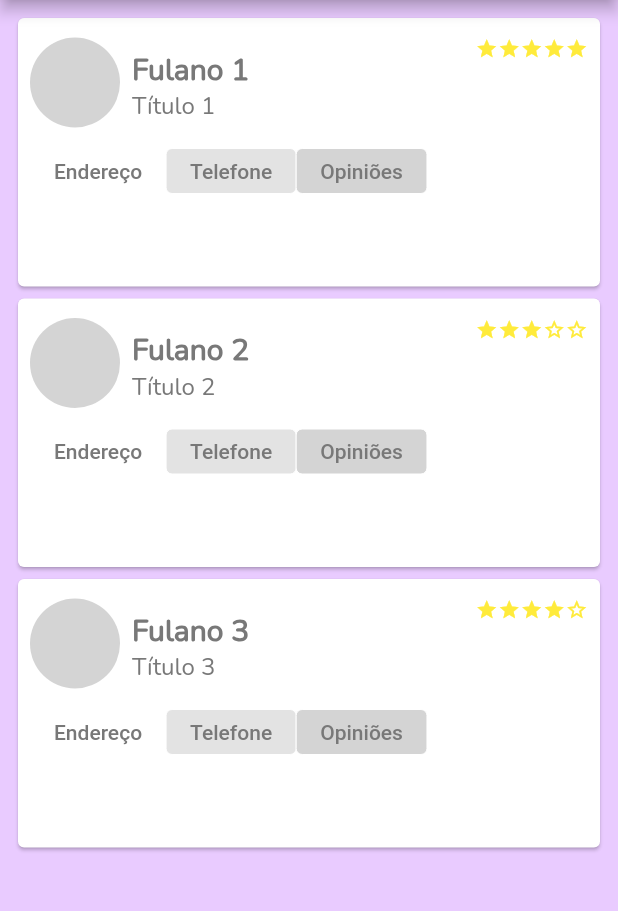
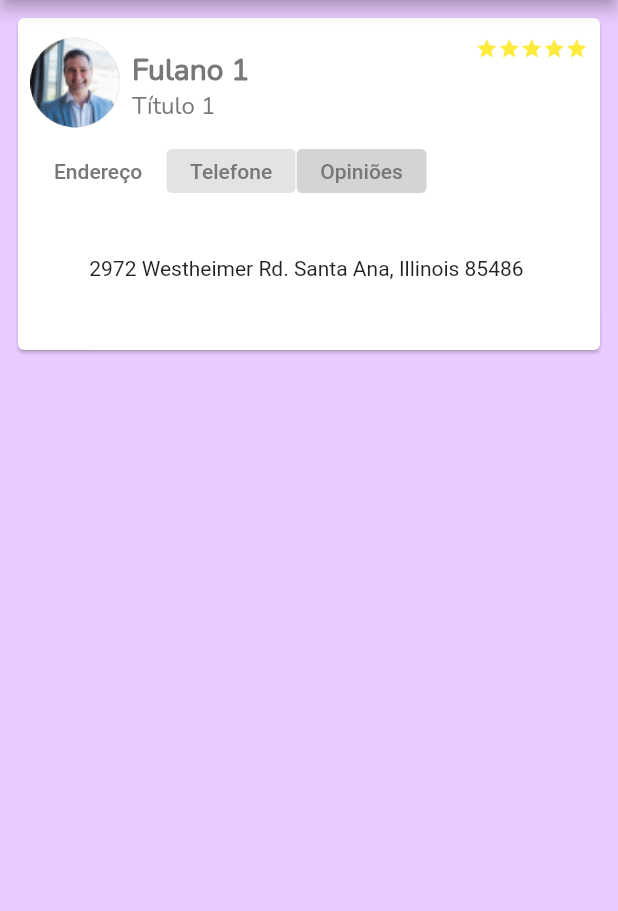
Before and after one commit to resilvajr1610/KeepCare, a Flutter app: the Professionals screen opened by its route, on a phone screen of 412 x 824 dp, the part 84-995 px from its top. Run offline on Flutter 3.47's test engine with Material 2 defaults, Android fonts, the light colour scheme and no system bars; our stand-ins replace brasil_fields, cloud_firestore, firebase_auth, firebase_core, font_awesome_flutter, google_sign_in and 1 more; missing offline and left inert: flutter_facebook_auth; accounts and stored records are empty.

Commit message:
Inserida as fotos e dados estáticas para testes do usuário, feito alguns ajustes de layout para testes.

```diff
--- a/lib/Model/RouteGenerator.dart
+++ b/lib/Model/RouteGenerator.dart
@@ -32,7 +32,7 @@ class RouteGenerator{
           );
         case "/favorites" :
           return MaterialPageRoute(
-              builder: (_) => Favorites()
+              builder: (_) => Favorites(args as Users)
           );
         case "/navigation" :
           return MaterialPageRoute(
--- /dev/null
+++ b/lib/Model/Users.dart
@@ -0,0 +1,47 @@
+class Users{
+
+  String _id = "";
+  String _email = "";
+  String _name = "";
+  String _title = "";
+  String _rating = "";
+  String _photo = "";
+
+  Users();
+
+  String get photo => _photo;
+
+  set photo(String value) {
+    _photo = value;
+  }
+
+  String get rating => _rating;
+
+  set rating(String value) {
+    _rating = value;
+  }
+
+  String get title => _title;
+
+  set title(String value) {
+    _title = value;
+  }
+
+  String get name => _name;
+
+  set name(String value) {
+    _name = value;
+  }
+
+  String get email => _email;
+
+  set email(String value) {
+    _email = value;
+  }
+
+  String get id => _id;
+
+  set id(String value) {
+    _id = value;
+  }
+}
--- a/lib/Model/export.dart
+++ b/lib/Model/export.dart
@@ -16,11 +16,13 @@ export '../Model/colors.dart';
 export '../Model/RouteGenerator.dart';
 export '../Model/SnackBarModel.dart';
 export '../Model/UserDetails.dart';
+export '../Model/Users.dart';
 
 export '../widget/Buttons.dart';
 export '../widget/inputRegister.dart';
 export '../widget/ListProfessionals.dart';
 export '../widget/WidgetFavorites.dart';
+export '../widget/CarrosselProfessionals.dart';
 
 export '../provider/google_sign_in.dart';
 export '../provider/signFacebook.dart';
--- a/lib/views/Professionals.dart
+++ b/lib/views/Professionals.dart
@@ -1,5 +1,3 @@
-import 'package:flutter/material.dart';
-
 import '../Model/export.dart';
 
 class Professionals extends StatefulWidget {
@@ -10,6 +8,14 @@ class Professionals extends StatefulWidget {
 }
 
 class _ProfessionalsState extends State<Professionals> {
+
+  bool _showAdrress=true;
+  bool _showFone=false;
+  bool _showOpinion=false;
+  Color? _colorAddress;
+  Color? _colorPhone;
+  Color? colorOpinion;
+
   @override
   Widget build(BuildContext context) {
     return Scaffold(
@@ -38,17 +44,47 @@ class _ProfessionalsState extends State<Professionals> {
               ListProfessional(
                 name: 'Fulano 1',
                 title: 'Título 1',
+                photo: "assets/imageProfile1.png",
+                address: "2972 Westheimer Rd. Santa Ana, Illinois 85486 ",
+                fone: "(303) 555-0105",
+                opinion: "Maria Nunes: Nulla Lorem mollit cupidatat irure. Laborum magna nulla duis ullamco cillum dolor. ",
                 rating: 5,
-              ),
-              ListProfessional(
-                name: 'Fulano 2',
-                title: 'Título 2',
-                rating: 3,
-              ),
-              ListProfessional(
-                name: 'Fulano 3',
-                title: 'Título 3',
-                rating: 4,
+                showAddress: _showAdrress,
+                colorAddress: _colorAddress??PaletteColor.white,
+                onPressedAddress: (){
+                  setState(() {
+                    _showAdrress= true;
+                    _showFone   = false;
+                    _showOpinion= false;
+                    _colorAddress = PaletteColor.white;
+                    _colorPhone = PaletteColor.greyLight;
+                    colorOpinion = PaletteColor.greyMedium;
+                  });
+                },
+                showPhone: _showFone,
+                colorPhone: _colorPhone??PaletteColor.greyLight,
+                onPressedPhone: (){
+                  setState(() {
+                    _showAdrress= false;
+                    _showFone   = true;
+                    _showOpinion= false;
+                    _colorAddress = PaletteColor.greyLight;
+                    _colorPhone = PaletteColor.white;
+                    colorOpinion = PaletteColor.greyMedium;
+                  });
+                },
+                showOpinion: _showOpinion,
+                colorOpinion: colorOpinion??PaletteColor.greyMedium,
+                onPressedOpinion: (){
+                  setState(() {
+                    _showAdrress= false;
+                    _showFone   = false;
+                    _showOpinion= true;
+                    _colorAddress = PaletteColor.greyLight;
+                    _colorPhone = PaletteColor.greyMedium;
+                    colorOpinion = PaletteColor.white;
+                  });
+                },
               ),
             ],
           ),
--- a/lib/views/Profile.dart
+++ b/lib/views/Profile.dart
@@ -91,7 +91,7 @@ class _ProfileState extends State<Profile> {
             InkWell(
               onTap: (){
                 final provider = Provider.of<GoogleSignInProvider>(context,listen:false);
-                provider.googleLogout().then((_) => Navigator.pushReplacementNamed(context, "/auth"));
+                provider.googleLogout().then((_) => Navigator.pushReplacementNamed(context, "/home"));
               },
               child: Padding(
                 padding: const EdgeInsets.all(8.0),
--- a/lib/widget/CarrosselProfessionals.dart
+++ b/lib/widget/CarrosselProfessionals.dart
@@ -6,11 +6,13 @@ class CarrosselProfessionals extends StatelessWidget {
 
   final String name;
   final String title;
+  final String photo;
   final dynamic onTap;
 
   CarrosselProfessionals({
     required this.name,
     required this.title,
+    required this.photo,
     required this.onTap,
   });
 
@@ -35,6 +37,7 @@ class CarrosselProfessionals extends StatelessWidget {
               Padding(
                 padding: const EdgeInsets.all(4.0),
                 child: CircleAvatar(
+                  backgroundImage: AssetImage(this.photo),
                   backgroundColor: PaletteColor.greyMedium,
                   radius: 25,
                 ),
--- a/lib/widget/ListProfessionals.dart
+++ b/lib/widget/ListProfessionals.dart
@@ -7,11 +7,37 @@ class ListProfessional extends StatelessWidget {
   final String name;
   final String title;
   final double rating;
+  final String photo;
+  final String address;
+  final String fone;
+  final String opinion;
+  final bool showAddress;
+  final bool showPhone;
+  final bool showOpinion;
+  final VoidCallback onPressedAddress;
+  final VoidCallback onPressedPhone;
+  final VoidCallback onPressedOpinion;
+  final Color colorAddress;
+  final Color colorPhone;
+  final Color colorOpinion;
 
   ListProfessional({
     required this.name,
     required this.title,
-    required this.rating
+    required this.rating,
+    required this.photo,
+    required this.address,
+    required this.fone,
+    required this.opinion,
+    required this.showAddress,
+    required this.showPhone,
+    required this.showOpinion,
+    required this.onPressedAddress,
+    required this.onPressedPhone,
+    required this.onPressedOpinion,
+    required this.colorAddress,
+    required this.colorPhone,
+    required this.colorOpinion,
 });
 
   @override
@@ -29,6 +55,7 @@ class ListProfessional extends StatelessWidget {
                       CircleAvatar(
                         backgroundColor: PaletteColor.greyMedium,
                         radius: 30,
+                        backgroundImage: AssetImage(this.photo),
                       ),
                       Padding(
                         padding: const EdgeInsets.all(8.0),
@@ -59,38 +86,56 @@ class ListProfessional extends StatelessWidget {
                       OutlinedButton(
                         style: ElevatedButton.styleFrom(
                             shadowColor: Colors.white,
-                            primary: Colors.white,
+                            primary: this.colorAddress,
                             minimumSize: Size(60, 30),
                             side: BorderSide(width: 0,color: Colors.white)
                         ),
-                        onPressed: (){},
+                        onPressed:this.onPressedAddress,
                         child: Text('Endereço',style: TextStyle(color: PaletteColor.grey,fontSize: 14)),
                       ),
                       OutlinedButton(
                         style: ElevatedButton.styleFrom(
                             shadowColor: Colors.white,
-                            primary: PaletteColor.greyLight,
+                            primary: this.colorPhone,
                             minimumSize: Size(60, 30),
                             side: BorderSide(width: 0,color: Colors.white)
                         ),
-                        onPressed: (){},
+                        onPressed:this.onPressedPhone,
                         child: Text('Telefone',style: TextStyle(color: PaletteColor.grey,fontSize: 14)),
                       ),
                       OutlinedButton(
                         style: ElevatedButton.styleFrom(
                             shadowColor: Colors.white,
-                            primary: PaletteColor.greyMedium,
+                            primary: this.colorOpinion,
                             minimumSize: Size(60, 30),
                             side: BorderSide(width: 0,color: Colors.white)
                         ),
-                        onPressed: (){},
+                        onPressed: this.onPressedOpinion,
                         child: Text('Opiniões',style: TextStyle(color: PaletteColor.grey,fontSize: 14)),
                       ),
                     ],
                   ),
-                  Container(
-                    height: 40,
-                  )
+                  Visibility(
+                    visible: showAddress,
+                    child: Container(
+                      height: MediaQuery.of(context).size.height*0.1,
+                      child: Center(child: Text(this.address)),
+                    ),
+                  ),
+                  Visibility(
+                    visible: showPhone,
+                    child: Container(
+                      height: MediaQuery.of(context).size.height*0.1,
+                      child: Center(child: Text(this.fone)),
+                    ),
+                  ),
+                  Visibility(
+                    visible: showOpinion,
+                    child: Container(
+                      height: MediaQuery.of(context).size.height*0.1,
+                      child: Center(child: Text(this.opinion)),
+                    ),
+                  ),
                 ],
               ),
             ),
```
Also changed, not shown: lib/views/Favorites.dart (+14 -6 lines), lib/views/MapProfissionals.dart (+24 -9 lines), lib/views/Navigation.dart (+8 -2 lines), assets/imageProfile1.png (added), assets/imageProfile2.png (added), assets/imageProfile3.png (added).
